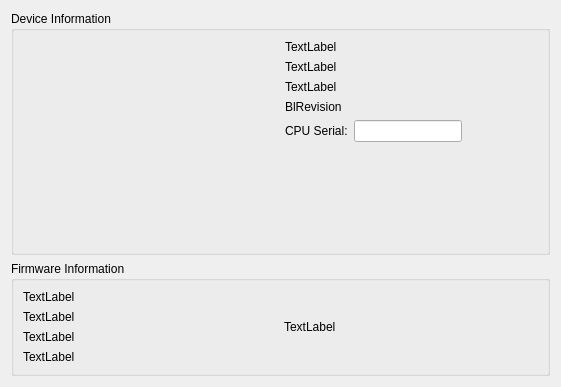
openpilot/OpenPilot, file ground/openpilotgcs/src/plugins/uploader/runningdevicewidget.ui: the form before one commit.
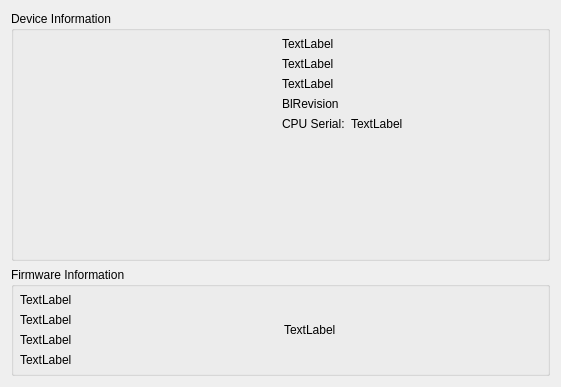
The form after the commit.

Diff of the .ui file:
```diff
--- a/ground/openpilotgcs/src/plugins/uploader/runningdevicewidget.ui
+++ b/ground/openpilotgcs/src/plugins/uploader/runningdevicewidget.ui
@@ -20,6 +20,18 @@
       <string>Device Information</string>
      </property>
      <layout class="QHBoxLayout" name="horizontalLayout_2">
+      <property name="leftMargin">
+       <number>6</number>
+      </property>
+      <property name="topMargin">
+       <number>6</number>
+      </property>
+      <property name="rightMargin">
+       <number>6</number>
+      </property>
+      <property name="bottomMargin">
+       <number>6</number>
+      </property>
       <item>
        <widget class="QGraphicsView" name="devicePicture">
         <property name="minimumSize">
@@ -109,8 +121,11 @@
          </widget>
         </item>
         <item>
-         <layout class="QHBoxLayout" name="horizontalLayout">
-          <item>
+         <layout class="QFormLayout" name="formLayout">
+          <property name="bottomMargin">
+           <number>0</number>
+          </property>
+          <item row="0" column="0">
            <widget class="QLabel" name="lblCPU">
             <property name="sizePolicy">
              <sizepolicy hsizetype="Preferred" vsizetype="Fixed">
@@ -123,16 +138,13 @@
             </property>
            </widget>
           </item>
-          <item>
-           <widget class="QLineEdit" name="CPUSerial">
-            <property name="sizePolicy">
-             <sizepolicy hsizetype="Expanding" vsizetype="Fixed">
-              <horstretch>0</horstretch>
-              <verstretch>0</verstretch>
-             </sizepolicy>
+          <item row="0" column="1">
+           <widget class="QLabel" name="CPUSerial">
+            <property name="text">
+             <string>TextLabel</string>
             </property>
-            <property name="readOnly">
-             <bool>true</bool>
+            <property name="textInteractionFlags">
+             <set>Qt::LinksAccessibleByMouse|Qt::TextSelectableByKeyboard|Qt::TextSelectableByMouse</set>
             </property>
            </widget>
           </item>
@@ -175,6 +187,18 @@
       <string>Firmware Information</string>
      </property>
      <layout class="QHBoxLayout" name="_2">
+      <property name="leftMargin">
+       <number>6</number>
+      </property>
+      <property name="topMargin">
+       <number>6</number>
+      </property>
+      <property name="rightMargin">
+       <number>6</number>
+      </property>
+      <property name="bottomMargin">
+       <number>6</number>
+      </property>
       <item>
        <layout class="QVBoxLayout" name="verticalLayout_3">
         <item>
```
